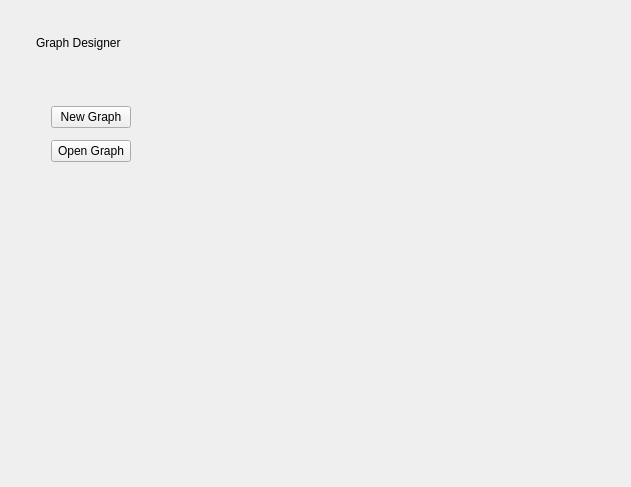
Before: the Qt Designer form src/gui/forms/graphdesignerpage.ui in evoplex/evoplex, drawn with Qt 5.
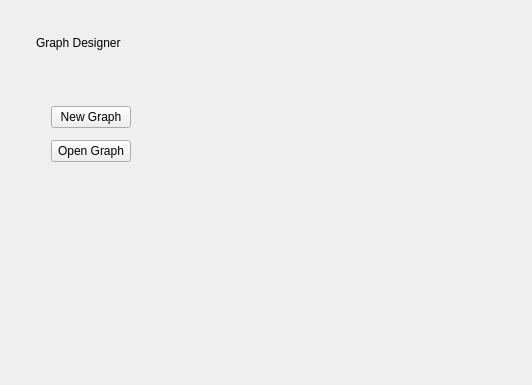
After: the same form once the commit is applied.

What changed in the file:
```diff
--- a/src/gui/forms/graphdesignerpage.ui
+++ b/src/gui/forms/graphdesignerpage.ui
@@ -6,8 +6,8 @@
    <rect>
     <x>0</x>
     <y>0</y>
-    <width>631</width>
-    <height>487</height>
+    <width>517</width>
+    <height>385</height>
    </rect>
   </property>
   <property name="windowTitle">
```
